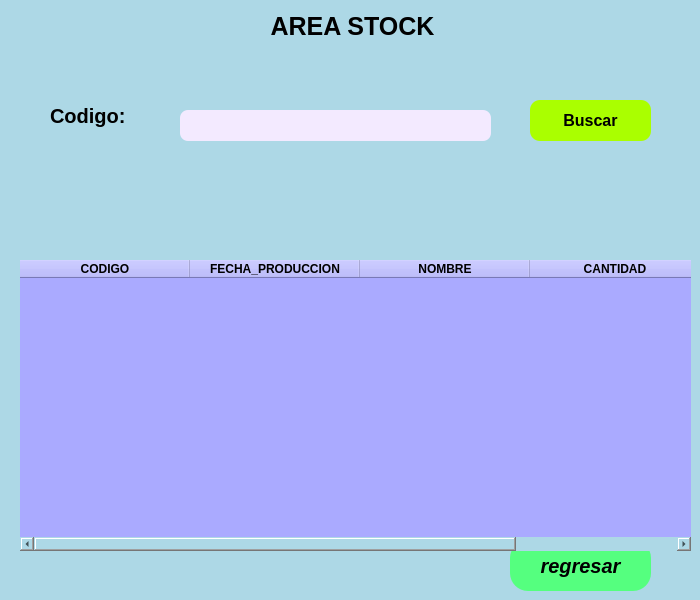
The window that view/buscarproducto.ui (arturito76/proyecto) describes before a commit, drawn with Qt 5.
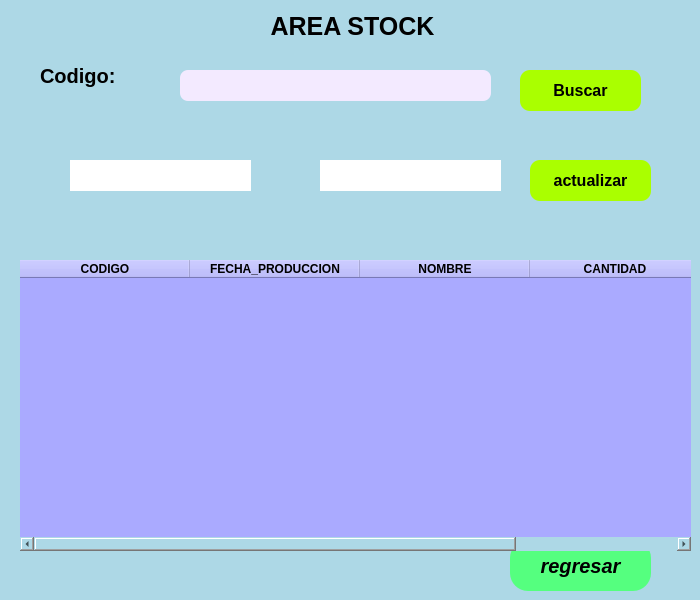
The same window after the commit.

Diff of the .ui file:
```diff
--- a/view/buscarproducto.ui
+++ b/view/buscarproducto.ui
@@ -71,8 +71,8 @@
    <widget class="QPushButton" name="buscarproducto">
     <property name="geometry">
      <rect>
-      <x>530</x>
-      <y>90</y>
+      <x>520</x>
+      <y>60</y>
       <width>121</width>
       <height>41</height>
      </rect>
@@ -97,7 +97,7 @@
     <property name="geometry">
      <rect>
       <x>180</x>
-      <y>100</y>
+      <y>60</y>
       <width>311</width>
       <height>31</height>
      </rect>
@@ -111,8 +111,8 @@
    <widget class="QLabel" name="label_6">
     <property name="geometry">
      <rect>
-      <x>50</x>
-      <y>90</y>
+      <x>40</x>
+      <y>50</y>
       <width>101</width>
       <height>31</height>
      </rect>
@@ -233,6 +233,57 @@
      </property>
     </column>
    </widget>
+   <widget class="QLineEdit" name="codproducto_2">
+    <property name="geometry">
+     <rect>
+      <x>70</x>
+      <y>150</y>
+      <width>181</width>
+      <height>31</height>
+     </rect>
+    </property>
+    <property name="styleSheet">
+     <string notr="true">background-color: rgb(255, 255, 255);</string>
+    </property>
+   </widget>
+   <widget class="QLineEdit" name="nuevacantidad">
+    <property name="geometry">
+     <rect>
+      <x>320</x>
+      <y>150</y>
+      <width>181</width>
+      <height>31</height>
+     </rect>
+    </property>
+    <property name="styleSheet">
+     <string notr="true">background-color: rgb(255, 255, 255);</string>
+    </property>
+   </widget>
+   <widget class="QPushButton" name="actualizar">
+    <property name="geometry">
+     <rect>
+      <x>530</x>
+      <y>150</y>
+      <width>121</width>
+      <height>41</height>
+     </rect>
+    </property>
+    <property name="font">
+     <font>
+      <pointsize>12</pointsize>
+      <weight>75</weight>
+      <bold>true</bold>
+     </font>
+    </property>
+    <property name="styleSheet">
+     <string notr="true">background-color: rgb(170, 255, 0);
+
+border-radius: 10px</string>
+    </property>
+    <property name="text">
+     <string>actualizar</string>
+    </property>
+   </widget>
   </widget>
  </widget>
  <resources/>
```
